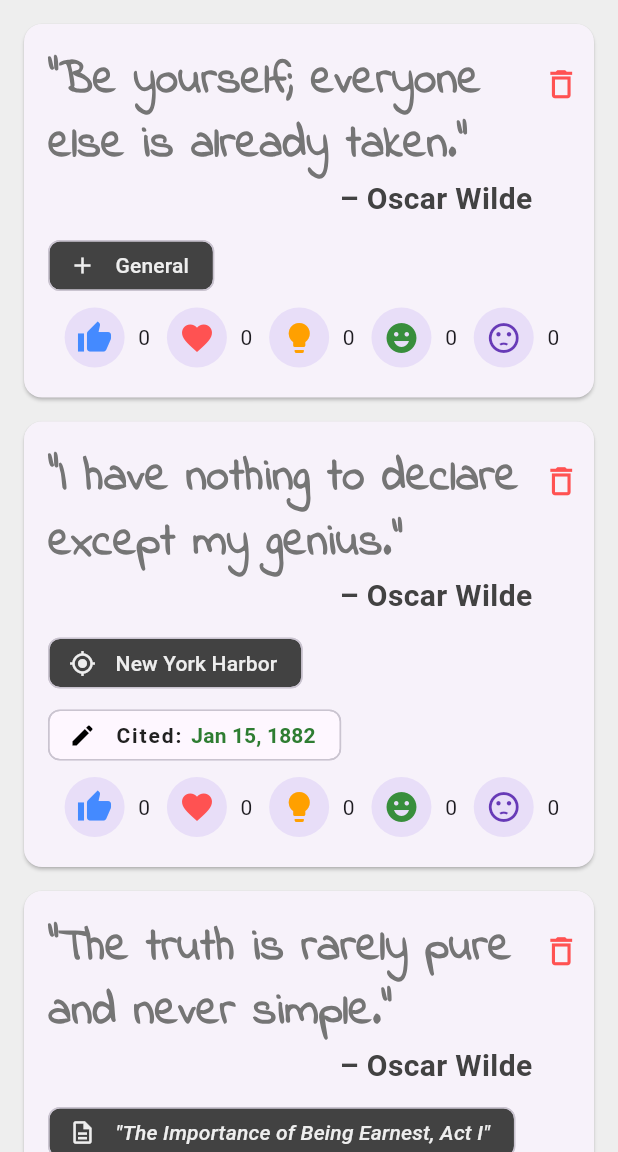
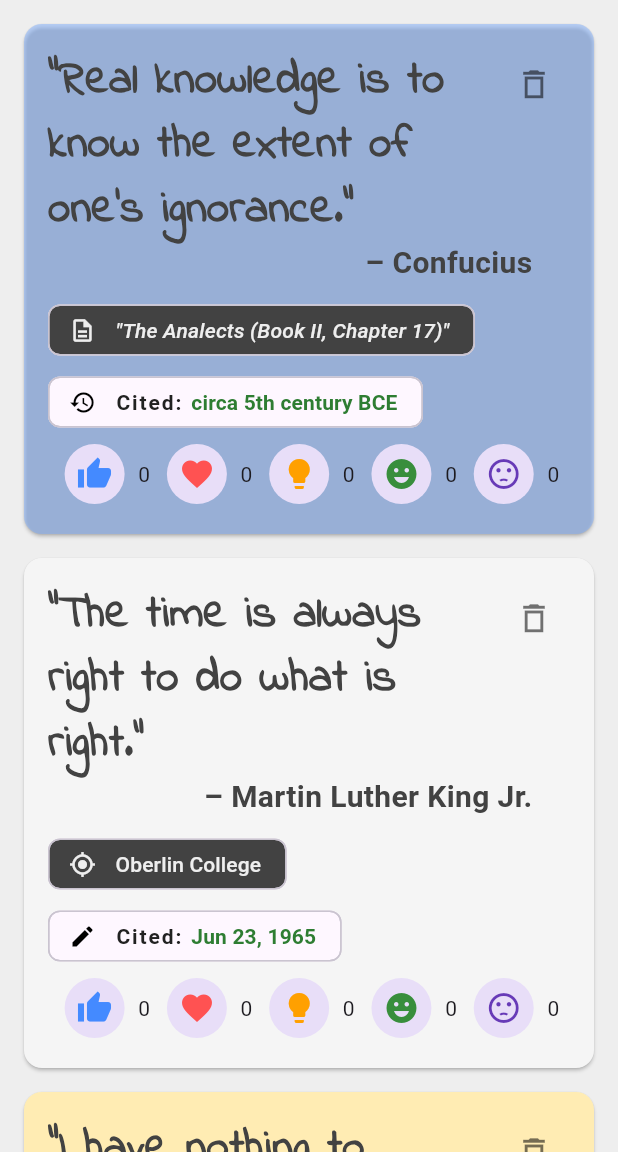
Before and after one commit to ztraboo/cpsc-6150-net-ninja, a Flutter app: the screen it shows after launch, on a phone screen of 412 x 824 dp, the part 84-1236 px from its top. Run offline on Flutter 3.47's test engine with Material 3 defaults, Android fonts, the phone set to English and light mode, and no system bars.

Commit message:
feat: Added quote card background color based on category genre.
- Added genre and origin enums to the Category class to help further identify the quotes.
- Changed `play` to `publication` to handle different printed material with quoted reference.
- Added HistoricalDateChip to handle dates BCE that are not in modern date format as String type.
- Added several different quotes from others people than Oscar Wilde to get a variety of tests to ensure the application can handle the variations accordingly.
- Updated QuoteCard color based on category genre.

```diff
--- a/quotes_extended/lib/category.dart
+++ b/quotes_extended/lib/category.dart
@@ -1,12 +1,14 @@
+enum CategoryGenre { general, humor, inspiration }
+enum CategoryOrigin { none, location, publication, speech }
+
 class Category {
-  static const String general = "general";
-  static const String play = "play";
-  static const String location = "location";
-
-  final String type;
+  final CategoryGenre genre;  // Provides a way to distinguish the quote genres.
+  final CategoryOrigin origin; // Provides a way to add first appearance of the quote.
   final String description;
 
   Category({
-    required this.type, required this.description
+    this.genre = CategoryGenre.general,
+    this.origin = CategoryOrigin.none,
+    this.description = ""
   });
 }
--- a/quotes_extended/lib/category_chip.dart
+++ b/quotes_extended/lib/category_chip.dart
@@ -11,36 +11,36 @@ class CategoryChip extends StatelessWidget {
     required this.category
   });
 
-  IconData _iconForCategory(String categoryType) {
-    switch (categoryType) {
-      case Category.general:
+  IconData _iconForCategoryOrigin(CategoryOrigin categoryOrigin) {
+    switch (categoryOrigin) {
+      case CategoryOrigin.none:
         return Icons.add;
-      case Category.location:
+      case CategoryOrigin.location:
         return Icons.gps_fixed;
-      case Category.play:
+      case CategoryOrigin.publication:
         return Icons.description_outlined;
-      default:
-        return Icons.help_outline; // safe fallback
+      case CategoryOrigin.speech:
+        return Icons.location_history_sharp;
     }
   }
 
   @override
   Widget build(BuildContext context) {
-    print("${category.type}");
+    // print("${category.genre}, ${category.origin}, ${category.description}");
 
     return Chip(
       backgroundColor: Colors.grey.shade800,
       // Left icon inside the chip
       avatar: Icon(
-        _iconForCategory(category.type),
+        _iconForCategoryOrigin(category.origin),
         size: 18,
         color: Colors.grey.shade200,
       ),
       label: Text(
-        (category.type == Category.play) ? '"${category.description}"' : category.description,
+        (category.origin == CategoryOrigin.publication) ? '"${category.description}"' : category.description,
         style: TextStyle(
             color: Colors.grey.shade200,
-            fontStyle: (category.type == Category.play) ? FontStyle.italic : FontStyle.normal,
+            fontStyle: (category.origin == CategoryOrigin.publication) ? FontStyle.italic : FontStyle.normal,
         ),
       ),
       padding: const EdgeInsets.symmetric(horizontal: 8, vertical: 2),
--- /dev/null
+++ b/quotes_extended/lib/historical_date_chip.dart
@@ -0,0 +1,47 @@
+import 'package:flutter/material.dart';
+
+class HistoricalDateChip extends StatelessWidget {
+  /*
+  Material Chip that puts a date icon to the left of a historical date.
+   */
+  final String date;
+
+  const HistoricalDateChip({
+    required this.date
+  });
+
+  @override
+  Widget build(BuildContext context) {
+    return Chip(
+      // Left icon inside the chip
+      avatar: const Icon(
+          Icons.history_outlined,
+          size: 18,
+          color: Colors.black
+      ),
+      label: Row(
+        mainAxisAlignment: MainAxisAlignment.start,
+        mainAxisSize: MainAxisSize.min,
+        children: [
+          Text(
+            "Cited:",
+            style: TextStyle(
+              color: Colors.grey.shade900,
+              letterSpacing: 1.25,
+              fontWeight: FontWeight.w600
+            ),
+          ),
+          SizedBox(width: 6.0),
+          Text(
+            date,
+            style: TextStyle(
+                color: Colors.green.shade800,
+                fontWeight: FontWeight.w600
+            ),
+          ),
+        ]
+      ),
+      padding: const EdgeInsets.symmetric(horizontal: 8, vertical: 2),
+    );
+  }
+}
--- a/quotes_extended/lib/main.dart
+++ b/quotes_extended/lib/main.dart
@@ -24,10 +24,19 @@ class _QuoteListState extends State<QuoteList> {
   //   'The truth is rarely pure and never simple'
   // ];
   List<Quote> quotes = [
-    // Misattributed, no evidence from Wilde’s lifetime.
+    // Recorded in The Analects (Book II, Chapter 17), a collection of sayings attributed to Confucius, compiled by his disciples.
     Quote(
-        author: 'Oscar Wilde',
-        text: 'Be yourself; everyone else is already taken.',
+      author: 'Confucius',
+      text: 'Real knowledge is to know the extent of one’s ignorance.',
+      category: Category(genre: CategoryGenre.general, origin: CategoryOrigin.publication, description: 'The Analects (Book II, Chapter 17)'),
+      historicalDate: "circa 5th century BCE",
+    ),
+    // 1965 (Commencement address at Oberlin College, Ohio)
+    Quote(
+      author: 'Martin Luther King Jr.',
+      text: 'The time is always right to do what is right.',
+      category: Category(genre: CategoryGenre.inspiration, origin: CategoryOrigin.location, description: 'Oberlin College'),
+      createdAt: DateTime(1965, 6, 23),
     ),
     // 1882 (United States, New York Harbor)
     // Reportedly spoken by Wilde to a customs officer when arriving in New York
@@ -35,17 +44,44 @@ class _QuoteListState extends State<QuoteList> {
     Quote(
         author: 'Oscar Wilde',
         text: 'I have nothing to declare except my genius.',
-        category: Category(type: Category.location, description: 'New York Harbor'),
+        category: Category(genre: CategoryGenre.humor, origin: CategoryOrigin.location, description: 'New York Harbor'),
         createdAt: DateTime(1882, 01, 15),
+    ),
+    // Misattributed, no evidence from Wilde’s lifetime.
+    Quote(
+        author: 'Oscar Wilde',
+        text: 'Be yourself; everyone else is already taken.',
+        category: Category(genre: CategoryGenre.inspiration)
     ),
     // 1895
     // From Wilde’s play The Importance of Being Earnest, Act I.
     Quote(
         author: 'Oscar Wilde',
         text: 'The truth is rarely pure and never simple.',
-        category: Category(type: Category.play, description: 'The Importance of Being Earnest, Act I'),
+        category: Category(genre: CategoryGenre.general, origin: CategoryOrigin.publication, description: 'The Importance of Being Earnest, Act I'),
         createdAt: DateTime(1985),
-    )
+    ),
+    // Often appears in speeches and interviews where Einstein reflected on perseverance during scientific struggles.
+    Quote(
+        author: 'Albert Einstein',
+        text: "In the middle of every difficulty lies opportunity.",
+        category: Category(genre: CategoryGenre.inspiration, origin: CategoryOrigin.speech, description: 'Speeches and Interviews')
+    ),
+    // From Twain’s lecture notes and later included in More Maxims of Mark Twain (published posthumously in 1927).
+    Quote(
+      author: 'Mark Twain',
+      text: 'Clothes make the man. Naked people have little or no influence on society.',
+      category: Category(genre: CategoryGenre.humor, origin: CategoryOrigin.publication, description: 'More Maxims of Mark Twain'),
+      createdAt: DateTime(1927),
+    ),
+    // 1748 Advice to a Young Tradesman
+    // A practical observation about economics and daily life.
+    Quote(
+      author: 'Benjamin Franklin',
+      text: 'Time is money.',
+      category: Category(genre: CategoryGenre.general, origin: CategoryOrigin.publication, description: 'Advice to a Young Tradesman'),
+      createdAt: DateTime(1748),
+    ),
   ];
 
   // Handles deleting of the QuoteCard from the ListView.
--- a/quotes_extended/lib/quote.dart
+++ b/quotes_extended/lib/quote.dart
@@ -6,7 +6,9 @@ class Quote {
   // final Map<String, String> category;
   final Category category;
   final DateTime createdAt;
-  final bool attributed;
+  final bool createdAtExists;
+  final String? historicalDate;
+  final bool historicalDateExists;
   int likes;
 
   Quote({
@@ -15,10 +17,13 @@ class Quote {
     // this.category = const { Category.general:'General' }, // Defaults to general category.
     Category? category,
     DateTime? createdAt,
-    this.likes = 0,
-  }) : category = category ?? Category(type: Category.general, description: "General"),
+    String? historicalDate,
+    this.likes = 0
+  }) : category = category ?? Category(genre: CategoryGenre.general, origin: CategoryOrigin.none, description: "General"),
        createdAt = createdAt ?? DateTime.now(), // Defaults to current date/time if not passed.
-       attributed = (createdAt != null) ? true : false;
+       createdAtExists = (createdAt != null) ? true : false,
+       historicalDate = historicalDate ?? "",
+       historicalDateExists = (historicalDate == null || historicalDate.isEmpty) ? false : true;
 
   // String get dateStr => DateFormat('MMM d, yyyy').format(this.createdAt);
 }
--- a/quotes_extended/lib/quote_card.dart
+++ b/quotes_extended/lib/quote_card.dart
@@ -2,7 +2,9 @@ import 'package:flutter/material.dart';
 import 'package:quotes/category_chip.dart';
 import 'quote.dart';
 import 'date_chip.dart';
+import 'historical_date_chip.dart';
 import 'reaction_list.dart';
+import 'category.dart';
 
 class QuoteCard extends StatelessWidget {
   // const QuoteCard({
@@ -18,10 +20,23 @@ class QuoteCard extends StatelessWidget {
 
   QuoteCard({ required this.quote, required this.onDelete });
 
+  // Get background Card color based on Quote category.
+  Color _cardColor(CategoryGenre categoryGenre) {
+    switch (categoryGenre) {
+      case CategoryGenre.general:
+        return Colors.blueAccent.shade100.withValues(alpha: 0.50);
+      case CategoryGenre.humor:
+        return Colors.amber.shade100;
+      case CategoryGenre.inspiration:
+        return Colors.grey.shade100;
+    }
+  }
+
   @override
   Widget build(BuildContext context) {
     return Card(
       margin: EdgeInsets.fromLTRB(16.0, 16.0, 16.0, 0.0),
+      color: _cardColor(quote.category.genre),
       child: Padding(
         padding: const EdgeInsets.all(16.0),
         child: Column(
@@ -30,31 +45,25 @@ class QuoteCard extends StatelessWidget {
             Row(
               crossAxisAlignment: CrossAxisAlignment.start, // Puts the delete icon at same level as quote.
               children: [
-                // Allow quote text to be smaller than available Row width
-                // and wrap text if it's too long.
-                // Using Flexible to portion the amount of horizontal space that the quote and delete icon take up for the Row.
-                Flexible(
-                  flex: 18,
+                // Allow quote text to be expanded the full width and the trash icon button to be what's left.
+                Expanded(
                   child: Text(
                     '"${quote.text}"',
                     style: TextStyle(
                         fontFamily: "IndieFlower",
                         fontWeight: FontWeight.bold,
                         fontSize: 30.0,
-                        color: Colors.grey[600]
+                        color: Colors.grey[800]
                     ),
                     softWrap: true, // Explicit defined to avoid truncating the text.
                   )
                 ),
-                Flexible(
-                  flex: 1,
-                  child: IconButton(
-                    icon: Icon(Icons.delete_outline, color: Colors.redAccent),
-                    onPressed: onDelete, // Call the passed-in onDelete callback
-                    tooltip: 'Delete Quote',
-                    iconSize: 25.0,
-                    padding: EdgeInsets.all(0.0),
-                  ),
+                IconButton(
+                  icon: Icon(Icons.delete_outline_sharp, color: Colors.black54),
+                  onPressed: onDelete, // Call the passed-in onDelete callback
+                  tooltip: 'Delete Quote',
+                  iconSize: 25.0,
+                  padding: EdgeInsets.all(0.0),
                 ),
               ],
             ),
@@ -75,9 +84,12 @@ class QuoteCard extends StatelessWidget {
             Wrap(
               spacing: 8,
               children: [
-                CategoryChip(category: quote.category),
-                quote.attributed
+                (quote.category.origin != CategoryOrigin.none) ? CategoryChip(category: quote.category) : Container(),
+                quote.createdAtExists
                     ? DateChip(date: quote.createdAt)
+                    : const SizedBox.shrink(), // empty widget if false
+                quote.historicalDateExists
+                    ? HistoricalDateChip(date: quote.historicalDate as String)
                     : const SizedBox.shrink(), // empty widget if false
               ],
             ),
```
